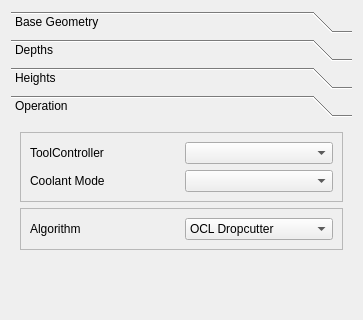
Above: src/Mod/Path/Gui/Resources/panels/SurfaceEdit.ui from southseact-3d/fcd before the change; both pictures show x 0 to 363 and y 0 to 320 of the 363 by 523 pixel window. Below: the same form after it.
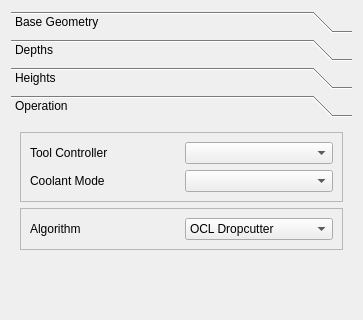
That is the form after the change. Icons and pictures are not drawn. Custom widgets are drawn as their Qt base class.

Commit message: Path: 'ToolController' -> 'Tool Controller' in UI panels

Diff of the .ui file:
```diff
--- a/src/Mod/Path/Gui/Resources/panels/SurfaceEdit.ui
+++ b/src/Mod/Path/Gui/Resources/panels/SurfaceEdit.ui
@@ -260,7 +260,7 @@
           <item row="0" column="0">
            <widget class="QLabel" name="label_8">
             <property name="text">
-             <string>ToolController</string>
+             <string>Tool Controller</string>
             </property>
            </widget>
           </item>
```
The commit also changes 8 other files.
